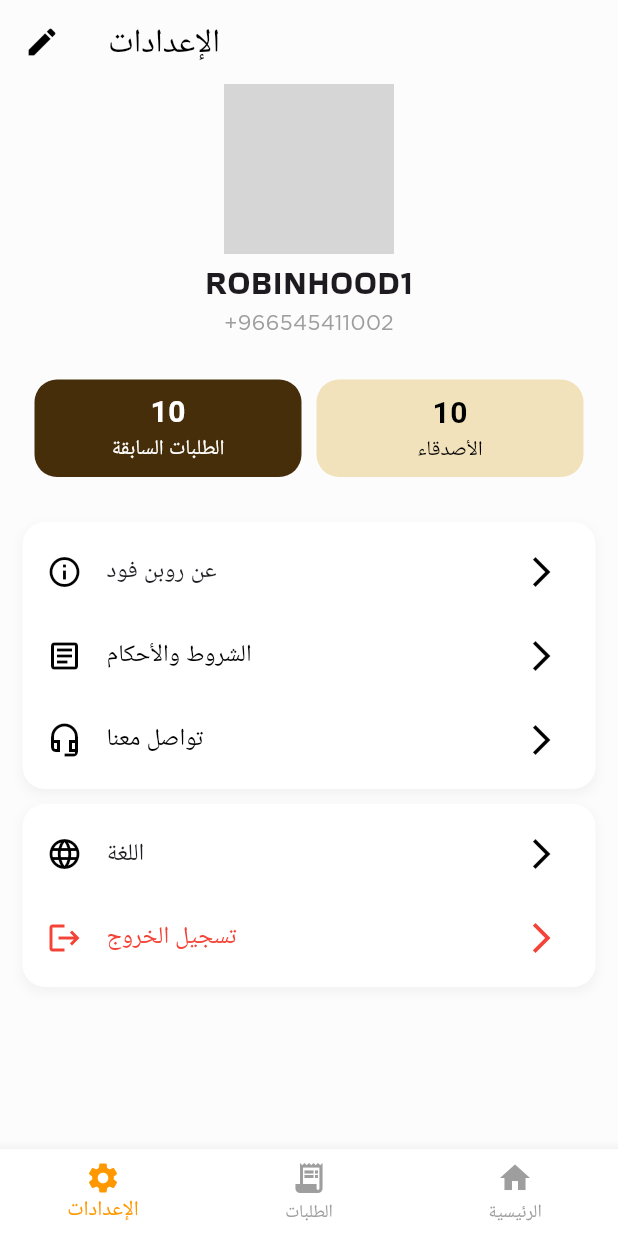
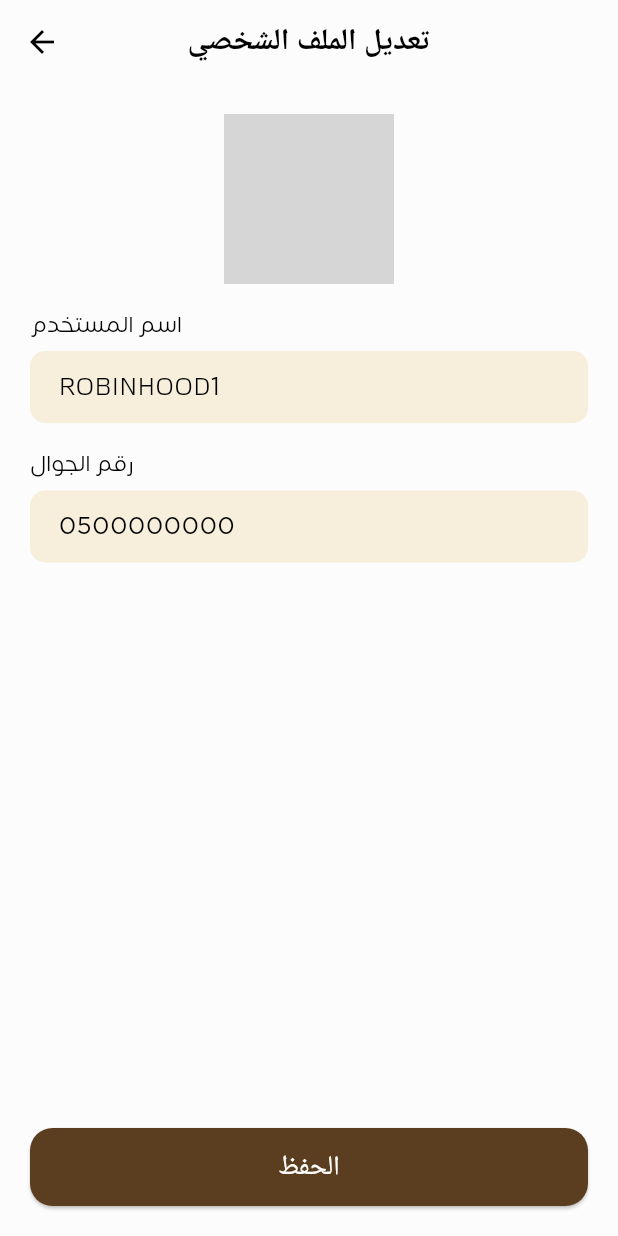
Before and after one commit to ShaimaaAlrifay/robinfood_myv, a Flutter app: the screen it shows after launch, after a tap on the "edit" icon, on a phone screen of 412 x 824 dp. Run offline on Flutter 3.47's test engine with Material 3 defaults, Android fonts, the phone set to English and light mode, and no system bars; our stand-ins replace get; grey boxes are pictures that could not be loaded.

Commit message:
edit profile and its navigation to-from sittings screen

```diff
--- /dev/null
+++ b/lib/editProfile.dart
@@ -0,0 +1,105 @@
+import 'package:flutter/material.dart';
+import 'package:get/get.dart';
+import 'main.dart';
+
+void main() {
+  runApp(EditProfilePage());
+}
+
+class EditProfilePage extends StatelessWidget {
+  @override
+  Widget build(BuildContext context) {
+    return MaterialApp(
+      debugShowCheckedModeBanner: false,
+      home: Scaffold(
+        backgroundColor: Color(0XFfFCFCFC),
+        appBar: AppBar(
+          backgroundColor: Colors.transparent,
+          elevation: 0,
+          centerTitle: true,
+          leading: IconButton(
+            icon: Icon(Icons.arrow_back, color: Colors.black),
+            onPressed: () {
+              Get.back();
+            },
+          ),
+          title: Text(
+            "تعديل الملف الشخصي",
+            style: TextStyle(
+                color: Colors.black, fontSize: 20, fontWeight: FontWeight.bold),
+          ),
+        ),
+        body: Padding(
+          padding: const EdgeInsets.symmetric(horizontal: 20.0),
+          child: Column(
+            children: [
+              SizedBox(height: 20),
+              ClipRRect(
+                borderRadius: BorderRadius.circular(20),
+                child: Image.asset(
+                  'assets/images/profile.png',
+                  width: 113,
+                  height: 113,
+                  fit: BoxFit.cover,
+                ),
+              ),
+              SizedBox(height: 20),
+              buildTextField(label: "اسم المستخدم", hintText: "ROBINHOOD1"),
+              SizedBox(height: 20),
+              buildTextField(label: "رقم الجوال", hintText: "0500000000"),
+              Spacer(),
+              SizedBox(
+                width: double.infinity,
+                height: 52,
+                child: ElevatedButton(
+                  onPressed: () {
+                    Get.back();
+                  },
+                  style: ElevatedButton.styleFrom(
+                    backgroundColor: Color(0xFF5B3E1F),
+                    shape: RoundedRectangleBorder(
+                      borderRadius: BorderRadius.circular(15),
+                    ),
+                  ),
+                  child: Text(
+                    "الحفظ",
+                    style: TextStyle(fontSize: 18, color: Colors.white),
+                  ),
+                ),
+              ),
+              SizedBox(height: 20),
+            ],
+          ),
+        ),
+      ),
+    );
+  }
+
+  Widget buildTextField({required String label, required String hintText}) {
+    return Column(
+      crossAxisAlignment: CrossAxisAlignment.start,
+      children: [
+        Text(
+          label,
+          style: TextStyle(
+              fontSize: 14, color: Colors.black, fontFamily: "Shamel Book"),
+        ),
+        SizedBox(height: 5),
+        TextField(
+          decoration: InputDecoration(
+            hintText: hintText,
+            hintStyle: TextStyle(
+                fontSize: 16, color: Colors.black, fontFamily: "Shamel Book"),
+            filled: true,
+            fillColor: Color(0xFFF7EFDC), // لون الخلفية
+            contentPadding: EdgeInsets.symmetric(vertical: 10, horizontal: 15),
+            border: OutlineInputBorder(
+              borderRadius: BorderRadius.circular(10),
+              borderSide: BorderSide.none,
+            ),
+          ),
+        ),
+      ],
+    );
+  }
+}
--- a/lib/main.dart
+++ b/lib/main.dart
@@ -1,4 +1,6 @@
 import 'package:flutter/material.dart';
+import 'package:get/get.dart';
+import 'editProfile.dart'; // Import the second screen
 
 void main() {
   runApp(const MyApp());
@@ -9,9 +11,9 @@ class MyApp extends StatelessWidget {
 
   @override
   Widget build(BuildContext context) {
-    return MaterialApp(
-      home: SettingsScreen(),
+    return GetMaterialApp(
       debugShowCheckedModeBanner: false,
+      home: SettingsScreen(), // First screen
     );
   }
 }
@@ -33,7 +35,10 @@ class SettingsScreen extends StatelessWidget {
         centerTitle: false,
         leading: IconButton(
           icon: const Icon(Icons.edit, color: Colors.black),
-          onPressed: () {},
+          onPressed: () {
+            // Navigate to Edit Profile Page
+            Get.to(() => EditProfilePage());
+          },
         ),
       ),
       body: Column(
@@ -61,22 +66,21 @@ class SettingsScreen extends StatelessWidget {
                 ),
                 const Text(
                   '+966545411002',
-                  style: TextStyle(color: Colors.grey,
-                  fontFamily: 'Shamel Book',
+                  style: TextStyle(
+                    color: Colors.grey,
+                    fontFamily: 'Shamel Book',
                   ),
                 ),
               ],
             ),
           ),
 
-          //space
           const SizedBox(height: 25),
 
           // Stats Section
           Row(
             mainAxisAlignment: MainAxisAlignment.center,
             children: [
-              //first child
               _buildStatButton(
                 title: 'الطلبات السابقة',
                 value: '10',
@@ -84,8 +88,6 @@ class SettingsScreen extends StatelessWidget {
                 textColor: Colors.white,
               ),
               const SizedBox(width: 10),
-
-              //second child
               _buildStatButton(
                 title: 'الأصدقاء',
                 value: '10',
@@ -95,7 +97,6 @@ class SettingsScreen extends StatelessWidget {
             ],
           ),
 
-          //space
           const SizedBox(height: 25),
 
           // Options Section
@@ -123,7 +124,6 @@ class SettingsScreen extends StatelessWidget {
         ],
       ),
 
-      //------------ Navigation Bar -------------
       bottomNavigationBar: BottomNavigationBar(
         backgroundColor: Colors.white,
         selectedItemColor: Colors.orange,
@@ -148,9 +148,6 @@ class SettingsScreen extends StatelessWidget {
     );
   }
 
-//--------- components section --------------
-
-  //stat button
   Widget _buildStatButton({
     required String title,
     required String value,
@@ -188,7 +185,6 @@ class SettingsScreen extends StatelessWidget {
     );
   }
 
-  //list option
   Widget _buildOption({
     required String title,
     required IconData icon,
@@ -225,7 +221,6 @@ class SettingsScreen extends StatelessWidget {
             ),
             trailing: const Icon(Icons.arrow_forward_ios, color: Colors.black),
           ),
-
           ListTile(
             leading: Icon(icon2, color: iconColor2 ?? Colors.black),
             title: Text(
@@ -240,8 +235,6 @@ class SettingsScreen extends StatelessWidget {
               color: iconColor2 ?? Colors.black,
             ),
           ),
-
-          //this is Optional
           if (title3 != null && icon3 != null)
             ListTile(
               leading: Icon(icon3, color: iconColor3 ?? Colors.black),
--- a/pubspec.yaml
+++ b/pubspec.yaml
@@ -11,6 +11,7 @@ dependencies:
   flutter:
     sdk: flutter
   cupertino_icons: ^1.0.8
+  get: ^4.6.5
 
 dev_dependencies:
   flutter_test:
```
Also changed, not shown: pubspec.lock.
